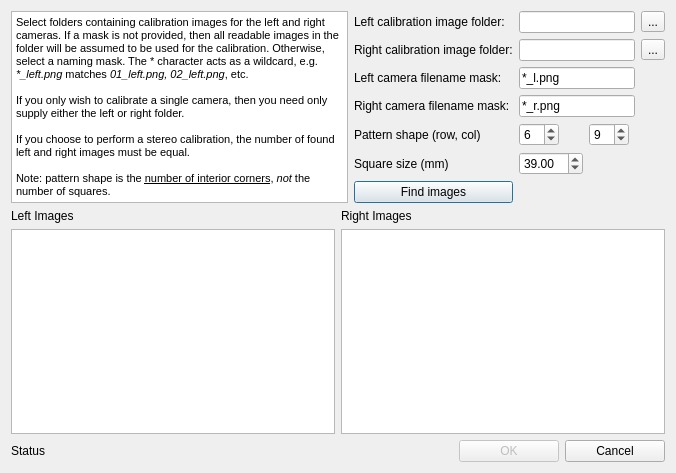
The window that src/calibratefromimagesdialog.ui (i3drobotics/stereo-vision-toolkit) describes before a commit, drawn with Qt 5.
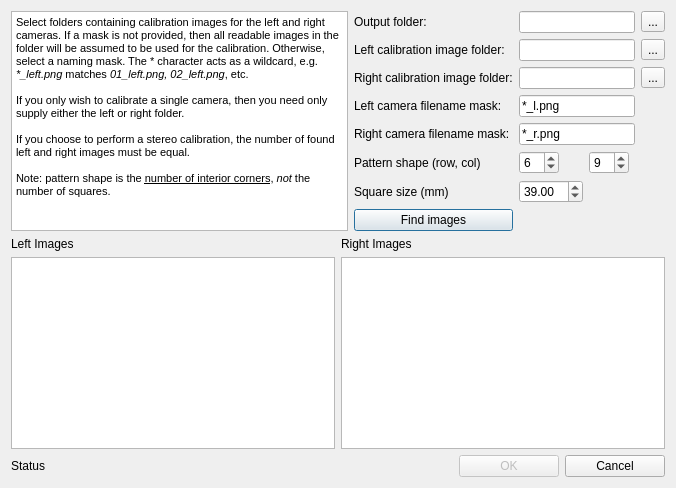
The same window after the commit.

What changed in the file:
```diff
--- a/src/calibratefromimagesdialog.ui
+++ b/src/calibratefromimagesdialog.ui
@@ -7,7 +7,7 @@
     <x>0</x>
     <y>0</y>
     <width>676</width>
-    <height>473</height>
+    <height>475</height>
    </rect>
   </property>
   <property name="sizePolicy">
@@ -79,69 +79,69 @@
       <enum>QLayout::SetMinimumSize</enum>
      </property>
      <item row="2" column="1">
-      <widget class="QLabel" name="label_3">
+      <widget class="QLabel" name="label_2">
        <property name="text">
-        <string>Left camera filename mask: </string>
+        <string>Right calibration image folder:</string>
        </property>
       </widget>
      </item>
-     <item row="0" column="5">
-      <widget class="QToolButton" name="leftPathButton">
-       <property name="text">
-        <string>...</string>
-       </property>
-      </widget>
-     </item>
-     <item row="3" column="1">
+     <item row="4" column="1">
       <widget class="QLabel" name="label_4">
        <property name="text">
         <string>Right camera filename mask:</string>
        </property>
       </widget>
      </item>
-     <item row="1" column="5">
+     <item row="3" column="1">
+      <widget class="QLabel" name="label_3">
+       <property name="text">
+        <string>Left camera filename mask: </string>
+       </property>
+      </widget>
+     </item>
+     <item row="2" column="5">
       <widget class="QToolButton" name="rightPathButton">
        <property name="text">
         <string>...</string>
        </property>
       </widget>
      </item>
-     <item row="1" column="1">
-      <widget class="QLabel" name="label_2">
+     <item row="1" column="5">
+      <widget class="QToolButton" name="leftPathButton">
        <property name="text">
-        <string>Right calibration image folder:</string>
+        <string>...</string>
        </property>
       </widget>
      </item>
-     <item row="0" column="1">
-      <widget class="QLabel" name="label">
-       <property name="text">
-        <string>Left calibration image folder:</string>
-       </property>
-      </widget>
-     </item>
-     <item row="5" column="1">
+     <item row="6" column="1">
       <widget class="QLabel" name="label_6">
        <property name="text">
         <string>Square size (mm)</string>
        </property>
       </widget>
      </item>
-     <item row="6" column="1">
-      <widget class="QPushButton" name="findButton">
-       <property name="text">
-        <string>Find images</string>
-       </property>
-      </widget>
-     </item>
-     <item row="4" column="1">
+     <item row="5" column="1">
       <widget class="QLabel" name="label_5">
        <property name="text">
         <string>Pattern shape (row, col)</string>
        </property>
       </widget>
      </item>
-     <item row="4" column="2">
+     <item row="1" column="1">
+      <widget class="QLabel" name="label">
+       <property name="text">
+        <string>Left calibration image folder:</string>
+       </property>
+      </widget>
+     </item>
+     <item row="7" column="1">
+      <widget class="QPushButton" name="findButton">
+       <property name="text">
+        <string>Find images</string>
+       </property>
+      </widget>
+     </item>
+     <item row="5" column="2">
       <widget class="QSpinBox" name="patternRows">
        <property name="maximumSize">
         <size>
@@ -154,7 +154,14 @@
        </property>
       </widget>
      </item>
-     <item row="4" column="3">
+     <item row="3" column="2" colspan="3">
+      <widget class="QLineEdit" name="leftMask">
+       <property name="text">
+        <string>*_l.png</string>
+       </property>
+      </widget>
+     </item>
+     <item row="5" column="3">
       <widget class="QSpinBox" name="patternCols">
        <property name="maximumSize">
         <size>
@@ -168,13 +175,9 @@
       </widget>
      </item>
      <item row="2" column="2" colspan="3">
-      <widget class="QLineEdit" name="leftMask">
-       <property name="text">
-        <string>*_l.png</string>
-       </property>
-      </widget>
+      <widget class="QLineEdit" name="rightPath"/>
      </item>
-     <item row="3" column="2" colspan="3">
+     <item row="4" column="2" colspan="3">
       <widget class="QLineEdit" name="rightMask">
        <property name="text">
         <string>*_r.png</string>
@@ -182,12 +185,26 @@
       </widget>
      </item>
      <item row="1" column="2" colspan="3">
-      <widget class="QLineEdit" name="rightPath"/>
-     </item>
-     <item row="0" column="2" colspan="3">
       <widget class="QLineEdit" name="leftPath"/>
      </item>
-     <item row="0" column="0" rowspan="7">
+     <item row="6" column="2">
+      <widget class="QDoubleSpinBox" name="squareSizeBox">
+       <property name="maximum">
+        <double>500.000000000000000</double>
+       </property>
+       <property name="value">
+        <double>39.000000000000000</double>
+       </property>
+      </widget>
+     </item>
+     <item row="0" column="1">
+      <widget class="QLabel" name="label_10">
+       <property name="text">
+        <string>Output folder:</string>
+       </property>
+      </widget>
+     </item>
+     <item row="0" column="0" rowspan="8">
       <widget class="QTextBrowser" name="textBrowser">
        <property name="sizePolicy">
         <sizepolicy hsizetype="Expanding" vsizetype="Expanding">
@@ -216,13 +233,13 @@
        </property>
       </widget>
      </item>
-     <item row="5" column="2">
-      <widget class="QDoubleSpinBox" name="squareSizeBox">
-       <property name="maximum">
-        <double>500.000000000000000</double>
-       </property>
-       <property name="value">
-        <double>39.000000000000000</double>
+     <item row="0" column="2" colspan="3">
+      <widget class="QLineEdit" name="outputPath"/>
+     </item>
+     <item row="0" column="5">
+      <widget class="QToolButton" name="calibrationPathButton">
+       <property name="text">
+        <string>...</string>
        </property>
       </widget>
      </item>
```
